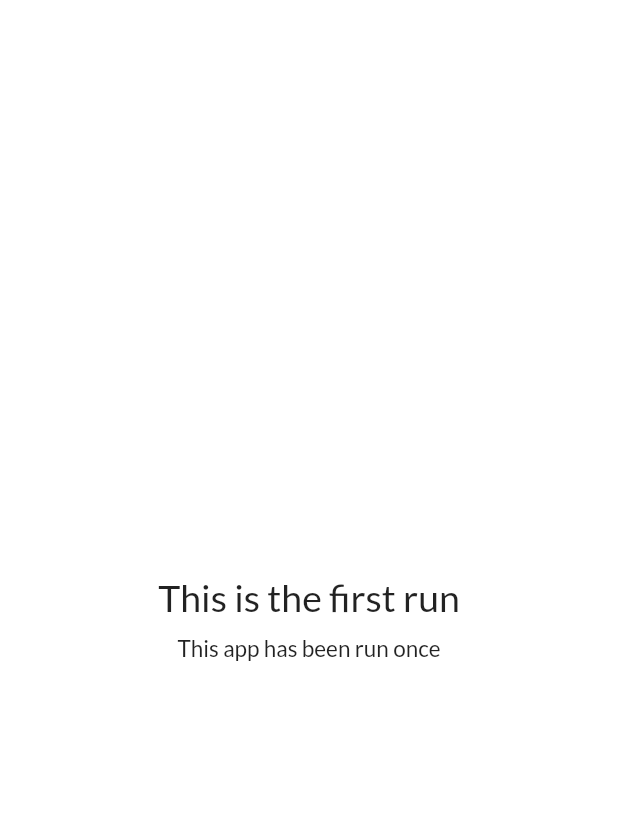
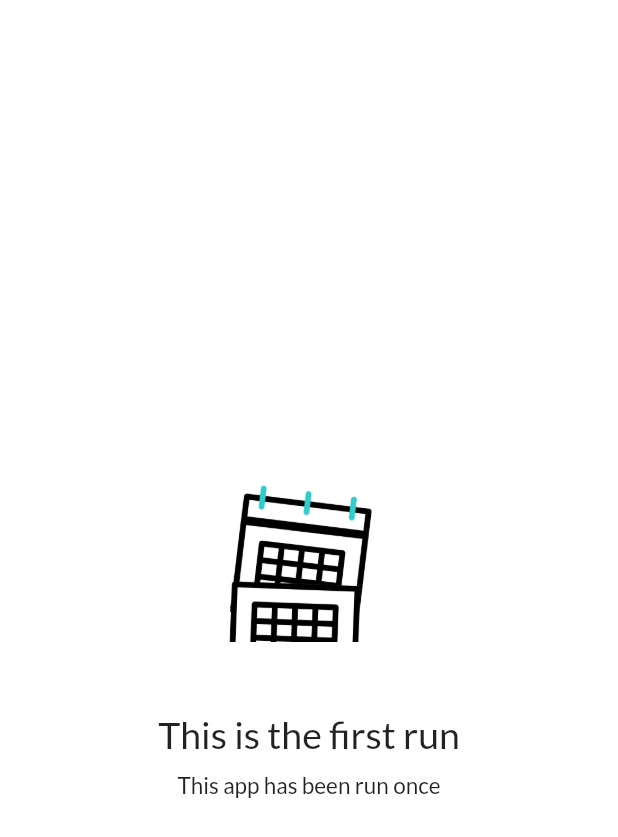
Before and after one commit to shalim-khan/flutter-first-run, a Flutter app: the screen it shows after launch, on a phone screen of 412 x 824 dp. Shown: the top 837 px of the screen. Run offline on Flutter 3.47's test engine with Material 2 defaults, Android fonts, the light colour scheme and no system bars; our stand-ins replace google_fonts, hive_flutter; accounts and stored records are empty.

Commit message:
Added animated image

```diff
--- /dev/null
+++ b/flutter_first_run/lib/animated_calendar.dart
@@ -0,0 +1,20 @@
+import 'package:flutter/material.dart';
+
+class AnimatedCalendar extends StatelessWidget {
+  @override
+  Widget build(BuildContext context) {
+    return Container(
+      decoration: BoxDecoration(
+          border: Border.all(
+            color: Colors.white,
+          ),
+          color: Colors.white,
+          borderRadius: BorderRadius.all(Radius.circular(20))),
+      padding: EdgeInsets.fromLTRB(15, 15, 15, 15),
+      child: Image.asset(
+        "images/calendar.gif",
+        height: 120,
+      ),
+    );
+  }
+}
--- a/flutter_first_run/lib/main.dart
+++ b/flutter_first_run/lib/main.dart
@@ -1,6 +1,7 @@
 import 'package:flutter/material.dart';
 import 'package:google_fonts/google_fonts.dart';
 import 'package:hive_flutter/hive_flutter.dart';
+import 'animated_calendar.dart';
 import 'utils.dart';
 
 var mainText = ""; // For example, "This is NOT the first run"
@@ -56,6 +57,8 @@ class HomePage extends StatelessWidget {
         child: Column(
           mainAxisAlignment: MainAxisAlignment.center,
           children: [
+            AnimatedCalendar(),
+            SizedBox(height: 30),
             buildMainText(),
             SizedBox(height: 10),
             buildSubText(),
```
Also changed, not shown: flutter_first_run/images/calendar.gif (added).
